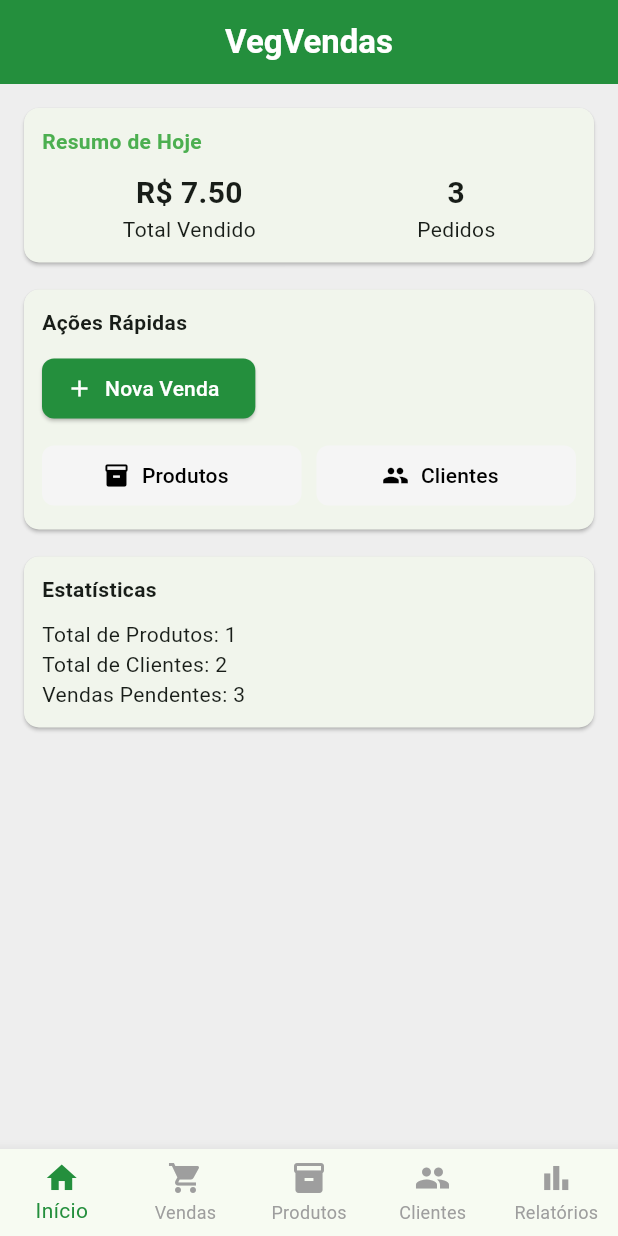
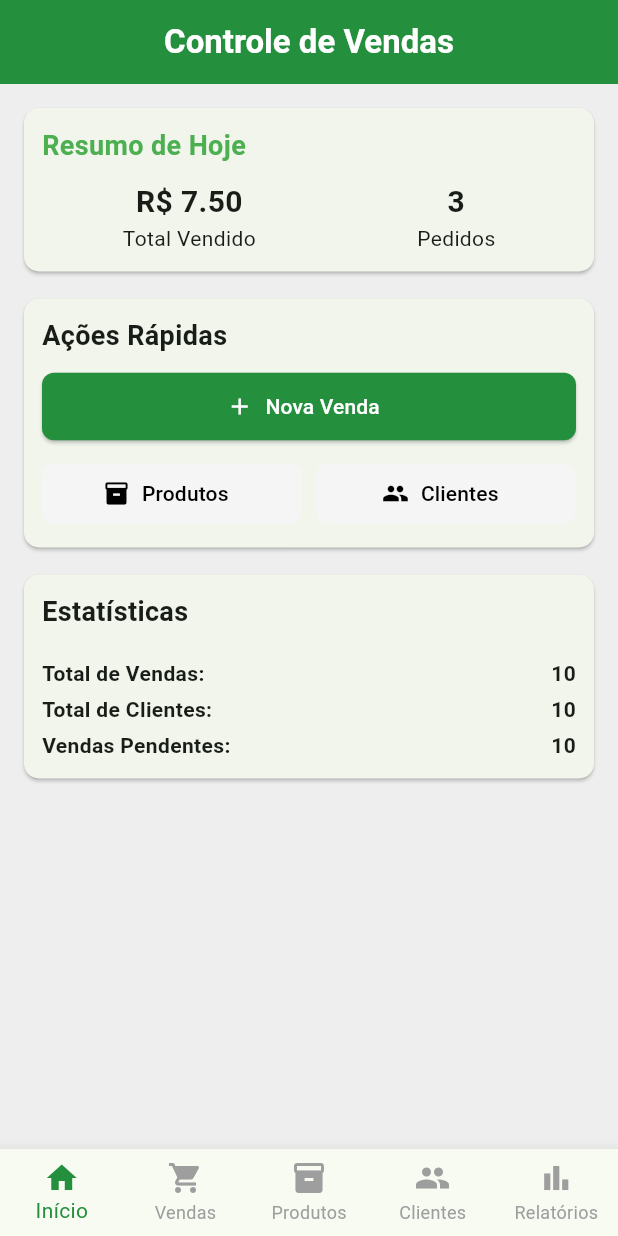
Before and after one commit to JhefersonReis/app-vendas, a Flutter app: the screen it shows after launch, on a phone screen of 412 x 824 dp. Run offline on Flutter 3.47's test engine with Material 3 defaults, Android fonts, the phone set to English and light mode, and no system bars; our stand-ins replace drift, flutter_riverpod, go_router; accounts and stored records are empty; generated files the repository leaves out were written again.

Commit message:
fix: fix layout

```diff
--- a/lib/src/features/home/view/home_page.dart
+++ b/lib/src/features/home/view/home_page.dart
@@ -1,4 +1,5 @@
 import 'package:flutter/material.dart';
+import 'package:go_router/go_router.dart';
 
 class HomePage extends StatefulWidget {
   const HomePage({super.key});
@@ -14,7 +15,7 @@ class _HomePageState extends State<HomePage> {
       backgroundColor: Colors.grey[200],
       appBar: AppBar(
         title: const Text(
-          'VegVendas',
+          'Controle de Vendas',
           style: TextStyle(color: Colors.white, fontWeight: FontWeight.bold),
         ),
         centerTitle: true,
@@ -27,9 +28,7 @@ class _HomePageState extends State<HomePage> {
           children: [
             // Resumo de Hoje
             Card(
-              shape: RoundedRectangleBorder(
-                borderRadius: BorderRadius.circular(10),
-              ),
+              shape: RoundedRectangleBorder(borderRadius: BorderRadius.circular(10)),
               child: Padding(
                 padding: const EdgeInsets.all(12),
                 child: Column(
@@ -37,10 +36,7 @@ class _HomePageState extends State<HomePage> {
                   children: [
                     const Text(
                       'Resumo de Hoje',
-                      style: TextStyle(
-                        fontWeight: FontWeight.bold,
-                        color: Colors.green,
-                      ),
+                      style: TextStyle(fontWeight: FontWeight.bold, color: Colors.green, fontSize: 18),
                     ),
                     const SizedBox(height: 10),
                     Row(
@@ -48,25 +44,13 @@ class _HomePageState extends State<HomePage> {
                       children: [
                         Column(
                           children: const [
-                            Text(
-                              'R\$ 7.50',
-                              style: TextStyle(
-                                fontSize: 20,
-                                fontWeight: FontWeight.bold,
-                              ),
-                            ),
+                            Text('R\$ 7.50', style: TextStyle(fontSize: 20, fontWeight: FontWeight.bold)),
                             Text('Total Vendido'),
                           ],
                         ),
                         Column(
                           children: const [
-                            Text(
-                              '3',
-                              style: TextStyle(
-                                fontSize: 20,
-                                fontWeight: FontWeight.bold,
-                              ),
-                            ),
+                            Text('3', style: TextStyle(fontSize: 20, fontWeight: FontWeight.bold)),
                             Text('Pedidos'),
                           ],
                         ),
@@ -80,29 +64,23 @@ class _HomePageState extends State<HomePage> {
 
             // Ações Rápidas
             Card(
-              shape: RoundedRectangleBorder(
-                borderRadius: BorderRadius.circular(10),
-              ),
+              shape: RoundedRectangleBorder(borderRadius: BorderRadius.circular(10)),
               child: Padding(
                 padding: const EdgeInsets.all(12),
                 child: Column(
                   crossAxisAlignment: CrossAxisAlignment.start,
                   children: [
-                    const Text(
-                      'Ações Rápidas',
-                      style: TextStyle(fontWeight: FontWeight.bold),
-                    ),
+                    const Text('Ações Rápidas', style: TextStyle(fontWeight: FontWeight.bold, fontSize: 18)),
                     const SizedBox(height: 10),
                     ElevatedButton.icon(
-                      onPressed: () {},
+                      onPressed: () => context.go('/sales/form'),
                       icon: const Icon(Icons.add),
                       label: const Text('Nova Venda'),
                       style: ElevatedButton.styleFrom(
                         backgroundColor: const Color(0xFF248f3d),
                         foregroundColor: Colors.white,
-                        shape: RoundedRectangleBorder(
-                          borderRadius: BorderRadius.circular(8),
-                        ),
+                        shape: RoundedRectangleBorder(borderRadius: BorderRadius.circular(8)),
+                        minimumSize: const Size(double.infinity, 45),
                       ),
                     ),
                     const SizedBox(height: 10),
@@ -110,15 +88,13 @@ class _HomePageState extends State<HomePage> {
                       children: [
                         Expanded(
                           child: ElevatedButton.icon(
-                            onPressed: () {},
+                            onPressed: () => context.go('/products'),
                             icon: const Icon(Icons.inventory_2),
                             label: const Text('Produtos'),
                             style: ElevatedButton.styleFrom(
                               backgroundColor: Colors.grey[100],
                               foregroundColor: Colors.black,
-                              shape: RoundedRectangleBorder(
-                                borderRadius: BorderRadius.circular(8),
-                              ),
+                              shape: RoundedRectangleBorder(borderRadius: BorderRadius.circular(8)),
                               elevation: 0,
                             ),
                           ),
@@ -126,15 +102,13 @@ class _HomePageState extends State<HomePage> {
                         const SizedBox(width: 10),
                         Expanded(
                           child: ElevatedButton.icon(
-                            onPressed: () {},
+                            onPressed: () => context.go('/customers'),
                             icon: const Icon(Icons.people),
                             label: const Text('Clientes'),
                             style: ElevatedButton.styleFrom(
                               backgroundColor: Colors.grey[100],
                               foregroundColor: Colors.black,
-                              shape: RoundedRectangleBorder(
-                                borderRadius: BorderRadius.circular(8),
-                              ),
+                              shape: RoundedRectangleBorder(borderRadius: BorderRadius.circular(8)),
                               elevation: 0,
                             ),
                           ),
@@ -149,22 +123,39 @@ class _HomePageState extends State<HomePage> {
 
             // Estatísticas
             Card(
-              shape: RoundedRectangleBorder(
-                borderRadius: BorderRadius.circular(10),
-              ),
+              shape: RoundedRectangleBorder(borderRadius: BorderRadius.circular(10)),
               child: Padding(
                 padding: const EdgeInsets.all(12),
                 child: Column(
                   crossAxisAlignment: CrossAxisAlignment.start,
+                  spacing: 4,
                   children: const [
-                    Text(
-                      'Estatísticas',
-                      style: TextStyle(fontWeight: FontWeight.bold),
+                    Text('Estatísticas', style: TextStyle(fontWeight: FontWeight.bold, fontSize: 18)),
+                    SizedBox(height: 10),
+                    Row(
+                      children: [
+                        Expanded(
+                          child: Text('Total de Vendas: ', style: TextStyle(fontWeight: FontWeight.bold)),
+                        ),
+                        Text('10', style: TextStyle(fontWeight: FontWeight.bold)),
+                      ],
                     ),
-                    SizedBox(height: 10),
-                    Text('Total de Produtos: 1'),
-                    Text('Total de Clientes: 2'),
-                    Text('Vendas Pendentes: 3'),
+                    Row(
+                      children: [
+                        Expanded(
+                          child: Text('Total de Clientes: ', style: TextStyle(fontWeight: FontWeight.bold)),
+                        ),
+                        Text('10', style: TextStyle(fontWeight: FontWeight.bold)),
+                      ],
+                    ),
+                    Row(
+                      children: [
+                        Expanded(
+                          child: Text('Vendas Pendentes: ', style: TextStyle(fontWeight: FontWeight.bold)),
+                        ),
+                        Text('10', style: TextStyle(fontWeight: FontWeight.bold)),
+                      ],
+                    ),
                   ],
                 ),
               ),
```
